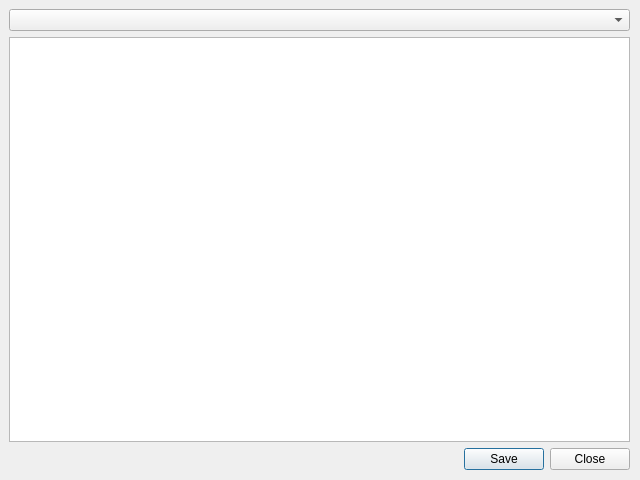
Bendabir/LO21, file UTComputer/UTComputer/edit_programm_dialog.ui: the form before one commit.
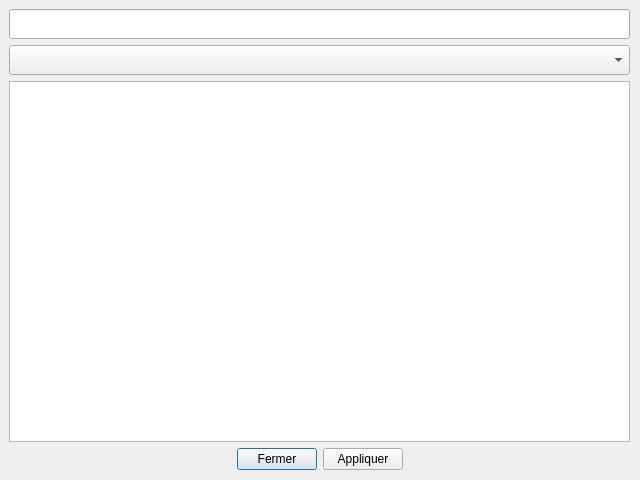
The form after the commit.

```diff
--- a/UTComputer/UTComputer/edit_programm_dialog.ui
+++ b/UTComputer/UTComputer/edit_programm_dialog.ui
@@ -41,26 +41,75 @@
     </rect>
    </property>
    <layout class="QGridLayout" name="gridLayout">
-    <item row="1" column="0">
+    <item row="3" column="1">
+     <widget class="QPushButton" name="close">
+      <property name="text">
+       <string>Fermer</string>
+      </property>
+     </widget>
+    </item>
+    <item row="3" column="0">
+     <spacer name="horizontalSpacer">
+      <property name="orientation">
+       <enum>Qt::Horizontal</enum>
+      </property>
+      <property name="sizeHint" stdset="0">
+       <size>
+        <width>40</width>
+        <height>20</height>
+       </size>
+      </property>
+     </spacer>
+    </item>
+    <item row="3" column="2">
+     <widget class="QPushButton" name="apply">
+      <property name="text">
+       <string>Appliquer</string>
+      </property>
+     </widget>
+    </item>
+    <item row="3" column="3">
+     <spacer name="horizontalSpacer_2">
+      <property name="orientation">
+       <enum>Qt::Horizontal</enum>
+      </property>
+      <property name="sizeHint" stdset="0">
+       <size>
+        <width>40</width>
+        <height>20</height>
+       </size>
+      </property>
+     </spacer>
+    </item>
+    <item row="2" column="0" colspan="4">
      <widget class="QPlainTextEdit" name="plainTextEdit"/>
     </item>
-    <item row="2" column="0">
-     <widget class="QDialogButtonBox" name="buttonBox">
-      <property name="orientation">
-       <enum>Qt::Horizontal</enum>
-      </property>
-      <property name="standardButtons">
-       <set>QDialogButtonBox::Close|QDialogButtonBox::Save</set>
-      </property>
-     </widget>
-    </item>
-    <item row="0" column="0">
+    <item row="1" column="0" colspan="4">
      <widget class="QComboBox" name="comboBox">
+      <property name="minimumSize">
+       <size>
+        <width>0</width>
+        <height>30</height>
+       </size>
+      </property>
       <property name="currentText">
        <string/>
       </property>
      </widget>
     </item>
+    <item row="0" column="0" colspan="4">
+     <widget class="QLineEdit" name="errorLine">
+      <property name="minimumSize">
+       <size>
+        <width>0</width>
+        <height>30</height>
+       </size>
+      </property>
+      <property name="readOnly">
+       <bool>true</bool>
+      </property>
+     </widget>
+    </item>
    </layout>
   </widget>
  </widget>
```
Left out of the diff: 35 changed lines with no effect on the pictures.
